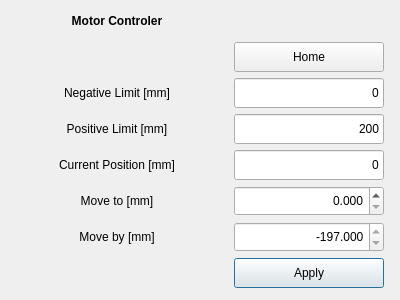
The window that Applications/relax2/ui/motor_tools.ui (OpenMRI/ocra) describes before a commit, drawn with Qt 5.
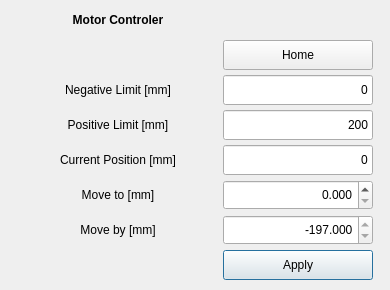
The same window after the commit.

```diff
--- a/Applications/relax2/ui/motor_tools.ui
+++ b/Applications/relax2/ui/motor_tools.ui
@@ -6,8 +6,8 @@
    <rect>
     <x>0</x>
     <y>0</y>
-    <width>400</width>
-    <height>300</height>
+    <width>390</width>
+    <height>290</height>
    </rect>
   </property>
   <property name="sizePolicy">
@@ -18,14 +18,14 @@
   </property>
   <property name="minimumSize">
    <size>
-    <width>400</width>
-    <height>300</height>
+    <width>390</width>
+    <height>290</height>
    </size>
   </property>
   <property name="maximumSize">
    <size>
     <width>400</width>
-    <height>300</height>
+    <height>290</height>
    </size>
   </property>
   <property name="windowTitle">
@@ -36,8 +36,8 @@
     <rect>
      <x>0</x>
      <y>0</y>
-     <width>401</width>
-     <height>301</height>
+     <width>391</width>
+     <height>291</height>
     </rect>
    </property>
    <layout class="QGridLayout" name="gridLayout">
@@ -56,147 +56,7 @@
     <property name="spacing">
      <number>5</number>
     </property>
-    <item row="7" column="0">
-     <widget class="QLabel" name="motor_moveBy_label">
-      <property name="sizePolicy">
-       <sizepolicy hsizetype="Preferred" vsizetype="Preferred">
-        <horstretch>0</horstretch>
-        <verstretch>0</verstretch>
-       </sizepolicy>
-      </property>
-      <property name="minimumSize">
-       <size>
-        <width>200</width>
-        <height>30</height>
-       </size>
-      </property>
-      <property name="maximumSize">
-       <size>
-        <width>200</width>
-        <height>30</height>
-       </size>
-      </property>
-      <property name="text">
-       <string>Move by [mm]</string>
-      </property>
-      <property name="alignment">
-       <set>Qt::AlignCenter</set>
-      </property>
-     </widget>
-    </item>
-    <item row="7" column="1">
-     <widget class="QDoubleSpinBox" name="Motor_MoveBy_doubleSpinBox">
-      <property name="minimumSize">
-       <size>
-        <width>150</width>
-        <height>30</height>
-       </size>
-      </property>
-      <property name="maximumSize">
-       <size>
-        <width>150</width>
-        <height>30</height>
-       </size>
-      </property>
-      <property name="alignment">
-       <set>Qt::AlignRight|Qt::AlignTrailing|Qt::AlignVCenter</set>
-      </property>
-      <property name="decimals">
-       <number>3</number>
-      </property>
-      <property name="minimum">
-       <double>-197.000000000000000</double>
-      </property>
-      <property name="maximum">
-       <double>-197.000000000000000</double>
-      </property>
-      <property name="singleStep">
-       <double>0.025000000000000</double>
-      </property>
-      <property name="value">
-       <double>-197.000000000000000</double>
-      </property>
-     </widget>
-    </item>
-    <item row="8" column="1">
-     <widget class="QPushButton" name="Motor_Apply_pushButton">
-      <property name="minimumSize">
-       <size>
-        <width>150</width>
-        <height>30</height>
-       </size>
-      </property>
-      <property name="maximumSize">
-       <size>
-        <width>150</width>
-        <height>30</height>
-       </size>
-      </property>
-      <property name="text">
-       <string>Apply</string>
-      </property>
-      <property name="autoDefault">
-       <bool>true</bool>
-      </property>
-     </widget>
-    </item>
-    <item row="3" column="1">
-     <widget class="QLineEdit" name="Motor_Limit_Positive_lineEdit">
-      <property name="enabled">
-       <bool>true</bool>
-      </property>
-      <property name="minimumSize">
-       <size>
-        <width>150</width>
-        <height>30</height>
-       </size>
-      </property>
-      <property name="maximumSize">
-       <size>
-        <width>150</width>
-        <height>30</height>
-       </size>
-      </property>
-      <property name="text">
-       <string>200</string>
-      </property>
-      <property name="alignment">
-       <set>Qt::AlignRight|Qt::AlignTrailing|Qt::AlignVCenter</set>
-      </property>
-      <property name="readOnly">
-       <bool>true</bool>
-      </property>
-     </widget>
-    </item>
-    <item row="6" column="0">
-     <widget class="QLabel" name="motor_moveTo_label">
-      <property name="sizePolicy">
-       <sizepolicy hsizetype="Preferred" vsizetype="Preferred">
-        <horstretch>0</horstretch>
-        <verstretch>0</verstretch>
-       </sizepolicy>
-      </property>
-      <property name="minimumSize">
-       <size>
-        <width>200</width>
-        <height>30</height>
-       </size>
-      </property>
-      <property name="maximumSize">
-       <size>
-        <width>200</width>
-        <height>30</height>
-       </size>
-      </property>
-      <property name="text">
-       <string>Move to [mm]</string>
-      </property>
-      <property name="alignment">
-       <set>Qt::AlignCenter</set>
-      </property>
-     </widget>
-    </item>
-    <item row="0" column="0">
+    <item row="0" column="1">
      <widget class="QLabel" name="motor_title_label">
       <property name="minimumSize">
        <size>
@@ -224,8 +84,8 @@
       </property>
      </widget>
     </item>
-    <item row="1" column="1">
-     <widget class="QPushButton" name="Motor_Home_pushButton">
+    <item row="6" column="2">
+     <widget class="QDoubleSpinBox" name="Motor_MoveTo_doubleSpinBox">
       <property name="minimumSize">
        <size>
         <width>150</width>
@@ -237,45 +97,26 @@
         <width>150</width>
         <height>30</height>
        </size>
-      </property>
-      <property name="text">
-       <string>Home</string>
-      </property>
-      <property name="autoDefault">
-       <bool>false</bool>
-      </property>
-     </widget>
-    </item>
-    <item row="2" column="0">
-     <widget class="QLabel" name="motor_axis_label">
-      <property name="sizePolicy">
-       <sizepolicy hsizetype="Preferred" vsizetype="Preferred">
-        <horstretch>0</horstretch>
-        <verstretch>0</verstretch>
-       </sizepolicy>
-      </property>
-      <property name="minimumSize">
-       <size>
-        <width>200</width>
-        <height>30</height>
-       </size>
-      </property>
-      <property name="maximumSize">
-       <size>
-        <width>200</width>
-        <height>30</height>
-       </size>
-      </property>
-      <property name="text">
-       <string>Negative Limit [mm]</string>
       </property>
       <property name="alignment">
-       <set>Qt::AlignCenter</set>
+       <set>Qt::AlignRight|Qt::AlignTrailing|Qt::AlignVCenter</set>
+      </property>
+      <property name="decimals">
+       <number>3</number>
+      </property>
+      <property name="maximum">
+       <double>197.000000000000000</double>
+      </property>
+      <property name="singleStep">
+       <double>0.025000000000000</double>
+      </property>
+      <property name="value">
+       <double>0.000000000000000</double>
       </property>
      </widget>
     </item>
-    <item row="4" column="1">
-     <widget class="QLineEdit" name="Motor_Position_lineEdit">
+    <item row="3" column="2">
+     <widget class="QLineEdit" name="Motor_Limit_Positive_lineEdit">
       <property name="enabled">
        <bool>true</bool>
       </property>
@@ -292,7 +133,7 @@
        </size>
       </property>
       <property name="text">
-       <string>0</string>
+       <string>200</string>
       </property>
       <property name="alignment">
        <set>Qt::AlignRight|Qt::AlignTrailing|Qt::AlignVCenter</set>
@@ -302,7 +143,7 @@
       </property>
      </widget>
     </item>
-    <item row="3" column="0">
+    <item row="3" column="1">
      <widget class="QLabel" name="label">
       <property name="minimumSize">
        <size>
@@ -324,7 +165,98 @@
       </property>
      </widget>
     </item>
-    <item row="4" column="0">
+    <item row="2" column="2">
+     <widget class="QLineEdit" name="Motor_Limit_Negative_lineEdit">
+      <property name="minimumSize">
+       <size>
+        <width>150</width>
+        <height>30</height>
+       </size>
+      </property>
+      <property name="maximumSize">
+       <size>
+        <width>150</width>
+        <height>30</height>
+       </size>
+      </property>
+      <property name="text">
+       <string>0</string>
+      </property>
+      <property name="alignment">
+       <set>Qt::AlignRight|Qt::AlignTrailing|Qt::AlignVCenter</set>
+      </property>
+      <property name="readOnly">
+       <bool>true</bool>
+      </property>
+     </widget>
+    </item>
+    <item row="6" column="1">
+     <widget class="QLabel" name="motor_moveTo_label">
+      <property name="sizePolicy">
+       <sizepolicy hsizetype="Preferred" vsizetype="Preferred">
+        <horstretch>0</horstretch>
+        <verstretch>0</verstretch>
+       </sizepolicy>
+      </property>
+      <property name="minimumSize">
+       <size>
+        <width>200</width>
+        <height>30</height>
+       </size>
+      </property>
+      <property name="maximumSize">
+       <size>
+        <width>200</width>
+        <height>30</height>
+       </size>
+      </property>
+      <property name="text">
+       <string>Move to [mm]</string>
+      </property>
+      <property name="alignment">
+       <set>Qt::AlignCenter</set>
+      </property>
+     </widget>
+    </item>
+    <item row="2" column="0">
+     <spacer name="horizontalSpacer">
+      <property name="orientation">
+       <enum>Qt::Horizontal</enum>
+      </property>
+      <property name="sizeType">
+       <enum>QSizePolicy::Preferred</enum>
+      </property>
+      <property name="sizeHint" stdset="0">
+       <size>
+        <width>40</width>
+        <height>20</height>
+       </size>
+      </property>
+     </spacer>
+    </item>
+    <item row="8" column="2">
+     <widget class="QPushButton" name="Motor_Apply_pushButton">
+      <property name="minimumSize">
+       <size>
+        <width>150</width>
+        <height>30</height>
+       </size>
+      </property>
+      <property name="maximumSize">
+       <size>
+        <width>150</width>
+        <height>30</height>
+       </size>
+      </property>
+      <property name="text">
+       <string>Apply</string>
+      </property>
+      <property name="autoDefault">
+       <bool>true</bool>
+      </property>
+     </widget>
+    </item>
+    <item row="4" column="1">
      <widget class="QLabel" name="motor_current_label">
       <property name="sizePolicy">
        <sizepolicy hsizetype="Preferred" vsizetype="Preferred">
@@ -352,39 +284,101 @@
       </property>
      </widget>
     </item>
-    <item row="6" column="1">
-     <widget class="QDoubleSpinBox" name="Motor_MoveTo_doubleSpinBox">
+    <item row="7" column="1">
+     <widget class="QLabel" name="motor_moveBy_label">
+      <property name="sizePolicy">
+       <sizepolicy hsizetype="Preferred" vsizetype="Preferred">
+        <horstretch>0</horstretch>
+        <verstretch>0</verstretch>
+       </sizepolicy>
+      </property>
       <property name="minimumSize">
        <size>
-        <width>150</width>
+        <width>200</width>
         <height>30</height>
        </size>
       </property>
       <property name="maximumSize">
        <size>
-        <width>150</width>
+        <width>200</width>
         <height>30</height>
        </size>
       </property>
+      <property name="text">
+       <string>Move by [mm]</string>
+      </property>
       <property name="alignment">
-       <set>Qt::AlignRight|Qt::AlignTrailing|Qt::AlignVCenter</set>
-      </property>
-      <property name="decimals">
-       <number>3</number>
-      </property>
-      <property name="maximum">
-       <double>197.000000000000000</double>
-      </property>
-      <property name="singleStep">
-       <double>0.025000000000000</double>
-      </property>
-      <property name="value">
-       <double>0.000000000000000</double>
+       <set>Qt::AlignCenter</set>
       </property>
      </widget>
     </item>
     <item row="2" column="1">
-     <widget class="QLineEdit" name="Motor_Limit_Negative_lineEdit">
+     <widget class="QLabel" name="motor_axis_label">
+      <property name="sizePolicy">
+       <sizepolicy hsizetype="Preferred" vsizetype="Preferred">
+        <horstretch>0</horstretch>
+        <verstretch>0</verstretch>
+       </sizepolicy>
+      </property>
+      <property name="minimumSize">
+       <size>
+        <width>200</width>
+        <height>30</height>
+       </size>
+      </property>
+      <property name="maximumSize">
+       <size>
+        <width>200</width>
+        <height>30</height>
+       </size>
+      </property>
+      <property name="text">
+       <string>Negative Limit [mm]</string>
+      </property>
+      <property name="alignment">
+       <set>Qt::AlignCenter</set>
+      </property>
+     </widget>
+    </item>
+    <item row="7" column="2">
+     <widget class="QDoubleSpinBox" name="Motor_MoveBy_doubleSpinBox">
+      <property name="minimumSize">
+       <size>
+        <width>150</width>
+        <height>30</height>
+       </size>
+      </property>
+      <property name="maximumSize">
+       <size>
+        <width>150</width>
+        <height>30</height>
+       </size>
+      </property>
+      <property name="alignment">
+       <set>Qt::AlignRight|Qt::AlignTrailing|Qt::AlignVCenter</set>
+      </property>
+      <property name="decimals">
+       <number>3</number>
+      </property>
+      <property name="minimum">
+       <double>-197.000000000000000</double>
+      </property>
+      <property name="maximum">
+       <double>-197.000000000000000</double>
+      </property>
+      <property name="singleStep">
+       <double>0.025000000000000</double>
+      </property>
+      <property name="value">
+       <double>-197.000000000000000</double>
+      </property>
+     </widget>
+    </item>
+    <item row="4" column="2">
+     <widget class="QLineEdit" name="Motor_Position_lineEdit">
+      <property name="enabled">
+       <bool>true</bool>
+      </property>
       <property name="minimumSize">
        <size>
         <width>150</width>
@@ -408,6 +402,44 @@
       </property>
      </widget>
     </item>
+    <item row="1" column="2">
+     <widget class="QPushButton" name="Motor_Home_pushButton">
+      <property name="minimumSize">
+       <size>
+        <width>150</width>
+        <height>30</height>
+       </size>
+      </property>
+      <property name="maximumSize">
+       <size>
+        <width>150</width>
+        <height>30</height>
+       </size>
+      </property>
+      <property name="text">
+       <string>Home</string>
+      </property>
+      <property name="autoDefault">
+       <bool>false</bool>
+      </property>
+     </widget>
+    </item>
+    <item row="2" column="3">
+     <spacer name="horizontalSpacer_2">
+      <property name="orientation">
+       <enum>Qt::Horizontal</enum>
+      </property>
+      <property name="sizeType">
+       <enum>QSizePolicy::Preferred</enum>
+      </property>
+      <property name="sizeHint" stdset="0">
+       <size>
+        <width>40</width>
+        <height>20</height>
+       </size>
+      </property>
+     </spacer>
+    </item>
    </layout>
   </widget>
  </widget>
```
